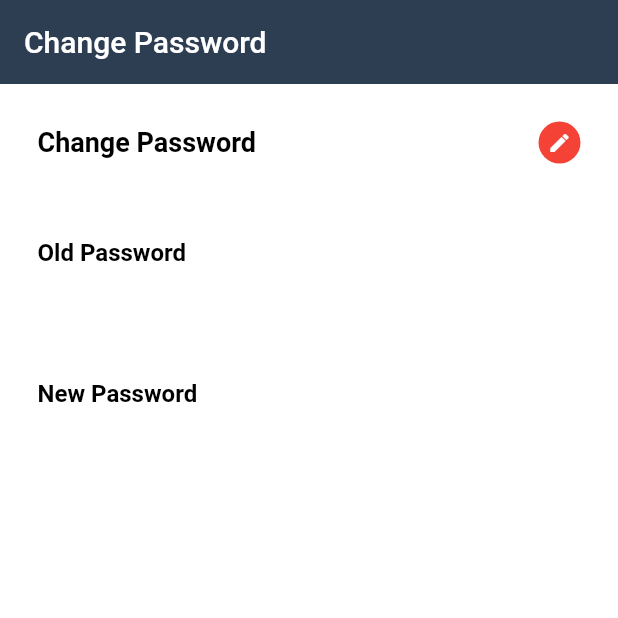
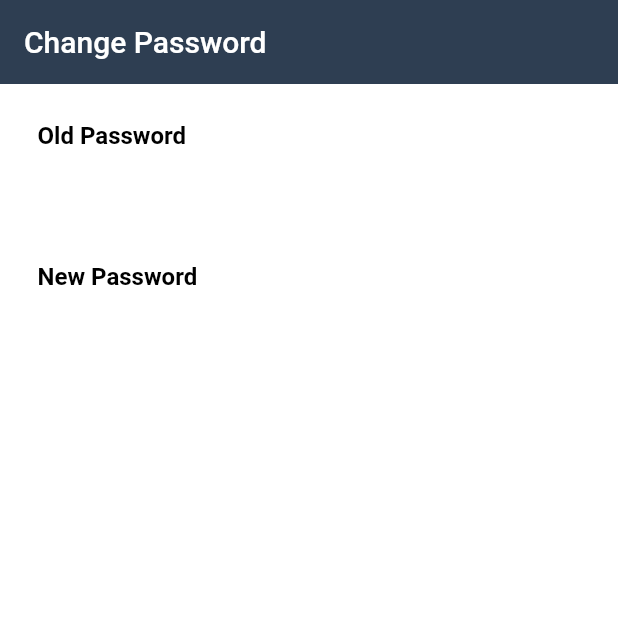
Before and after one commit to Melisa1-gif/subidha_rider, a Flutter app: the PasswordchangePage screen opened directly, on a phone screen of 412 x 824 dp, the top half of it. Run offline on Flutter 3.47's test engine with Material 2 defaults, Android fonts, the phone set to English and light mode, and no system bars; our stand-ins replace cloud_firestore, firebase_auth, firebase_core, firebase_storage, flushbar, google_maps_flutter and 1 more; accounts and stored records are empty.

Commit message:
password

```diff
--- a/lib/screens/passwordchange.dart
+++ b/lib/screens/passwordchange.dart
@@ -34,34 +34,7 @@ class _PasswordchangePageState extends State<PasswordchangePage> {
                         mainAxisAlignment: MainAxisAlignment.start,
 
                         children: <Widget>[
-                          Padding(
-                              padding: EdgeInsets.all(25.0),
-                              child: new Row(
-                                mainAxisAlignment: MainAxisAlignment.spaceBetween,
-                                mainAxisSize: MainAxisSize.max,
-                                children: <Widget>[
-                                  new Column(
-                                    mainAxisAlignment: MainAxisAlignment.start,
-                                    mainAxisSize: MainAxisSize.min,
-                                    children: <Widget>[
-                                      new Text(
-                                        'Change Password',
-                                        style: TextStyle(
-                                            fontSize: 18.0,
-                                            color: Colors.black,
-                                            fontWeight: FontWeight.bold),
-                                      ),
-                                    ],
-                                  ),
-                                  new Column(
-                                    mainAxisAlignment: MainAxisAlignment.end,
-                                    mainAxisSize: MainAxisSize.min,
-                                    children: <Widget>[
-                                      _status ? _getEditIcon() : new Container(),
-                                    ],
-                                  )
-                                ],
-                              )),
+
 
                           Padding(
                               padding: EdgeInsets.only(
@@ -93,8 +66,8 @@ class _PasswordchangePageState extends State<PasswordchangePage> {
                                   Flexible(
                                     child: TextFormField(
                                       controller: passwordController,
-                                      enabled: !_status,
-                                      autofocus: !_status,
+                                      //enabled: !_status,
+                                      //autofocus: !_status,
                                       style: TextStyle(color: Colors.black87),
                                     ),
                                   ),
@@ -130,8 +103,8 @@ class _PasswordchangePageState extends State<PasswordchangePage> {
                                   Flexible(
                                     child: TextFormField(
                                       controller: passwordController,
-                                      enabled: !_status,
-                                      autofocus: !_status,
+                                     // enabled: !_status,
+                                      //autofocus: !_status,
                                       style: TextStyle(color: Colors.black87),
                                     ),
                                   ),
@@ -143,6 +116,7 @@ class _PasswordchangePageState extends State<PasswordchangePage> {
                       ),
                     ),
                   )
+
                 ],
               ),
             ],
@@ -210,22 +184,4 @@ class _PasswordchangePageState extends State<PasswordchangePage> {
     );
   }
 
-  Widget _getEditIcon() {
-    return new GestureDetector(
-      child: new CircleAvatar(
-        backgroundColor: Colors.red,
-        radius: 14.0,
-        child: new Icon(
-          Icons.edit,
-          color: Colors.white,
-          size: 16.0,
-        ),
-      ),
-      onTap: () {
-        setState(() {
-          _status = false;
-        });
-      },
-    );
-  }
 }
```
Also changed, not shown: lib/screens/profile.dart (+22 -1 lines).
